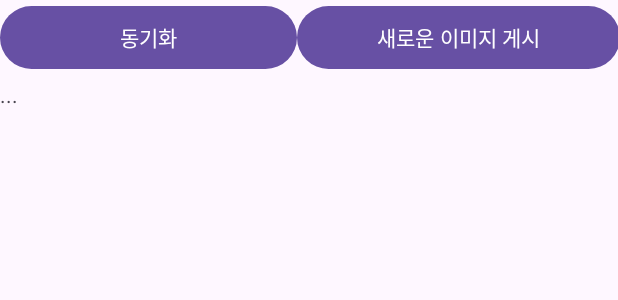
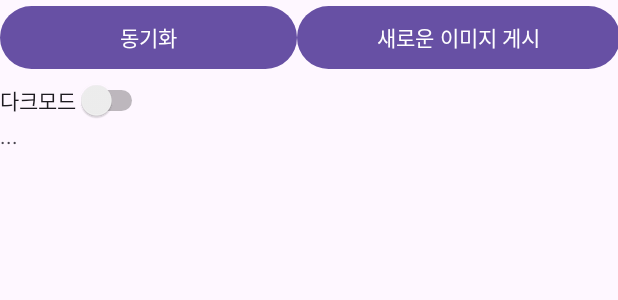
Before and after one commit to somyonn/mobile-web-mid, an Android app: the layout activity_main.xml on its own in the app's theme, with its tools: preview values and no code run, on a phone screen of 412 x 824 dp. Shown: the top 300 px of the screen. Run offline under Robolectric (Android 15) with nearby library versions, the phone set to English and light mode, and no system bars.

Commit message:
dark mode

```diff
--- a/PhotoViewer/HelloAndroid/app/src/main/res/layout/activity_main.xml
+++ b/PhotoViewer/HelloAndroid/app/src/main/res/layout/activity_main.xml
@@ -2,6 +2,7 @@
 <LinearLayout xmlns:android="http://schemas.android.com/apk/res/android"
     xmlns:app="http://schemas.android.com/apk/res-auto"
     xmlns:tools="http://schemas.android.com/tools"
+    android:id="@+id/rootLayout"
     android:layout_width="match_parent"
     android:layout_height="match_parent"
     android:orientation="vertical"
@@ -27,6 +28,12 @@
             android:text="새로운 이미지 게시" />
     </LinearLayout>
 
+    <Switch
+        android:id="@+id/switchToggleBg"
+        android:layout_width="wrap_content"
+        android:layout_height="wrap_content"
+        android:text="다크모드" />
+
     <TextView
         android:id="@+id/textView"
         android:layout_width="match_parent"
```
Also changed, not shown: PhotoViewer/HelloAndroid/app/src/main/java/com/example/helloandroid/MainActivity.java (+17 -0 lines), 2 other files.
